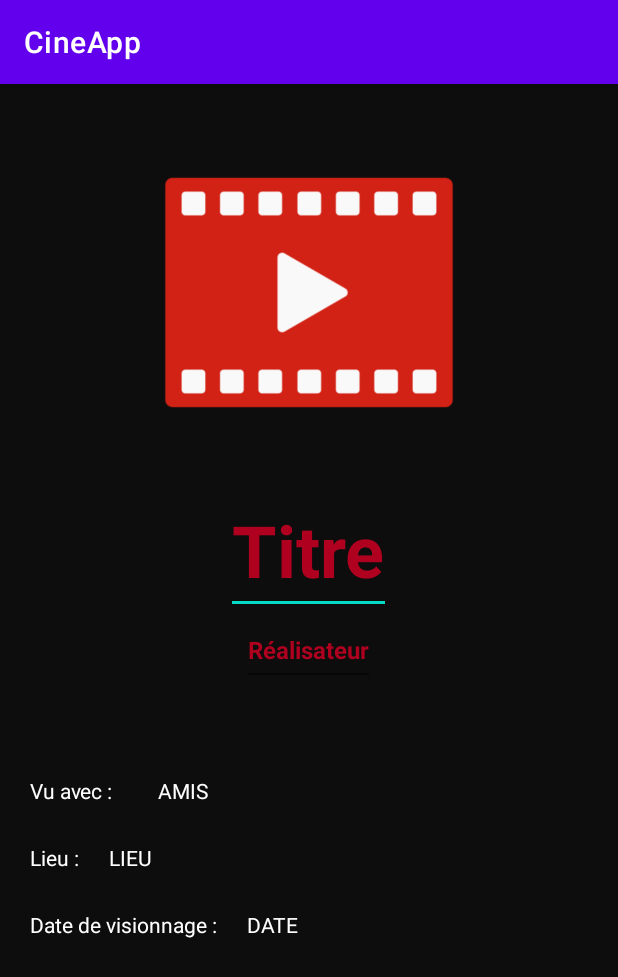
After one commit to AstridGoo/CineApp, an Android app: the MovieView screen opened directly, with no data from a screen before it, on a phone screen of 412 x 824 dp. The commit adds this screen. Shown: the top 977 px of the screen. Run offline under Robolectric (Android 15) with nearby library versions, the phone set to English and light mode, and no system bars.

Commit message:
Visualisation Page
Page with visualisation of movie's information

```diff
--- a/app/src/main/AndroidManifest.xml
+++ b/app/src/main/AndroidManifest.xml
@@ -17,6 +17,9 @@
         android:theme="@style/Theme.CineApp"
         tools:targetApi="31">
         <activity
+            android:name=".MovieView"
+            android:exported="false" />
+        <activity
             android:name=".ListViewSample"
             android:exported="true">
             <intent-filter>
@@ -31,6 +34,7 @@
         <activity
             android:name=".MainActivity"
             android:exported="true">
+
             <!--
             <intent-filter>
                 <action android:name="android.intent.action.MAIN" />
--- /dev/null
+++ b/app/src/main/java/com/example/cineapp/MovieView.java
@@ -0,0 +1,14 @@
+package com.example.cineapp;
+
+import androidx.appcompat.app.AppCompatActivity;
+
+import android.os.Bundle;
+
+public class MovieView extends AppCompatActivity {
+
+    @Override
+    protected void onCreate(Bundle savedInstanceState) {
+        super.onCreate(savedInstanceState);
+        setContentView(R.layout.activity_movie_view);
+    }
+}
--- /dev/null
+++ b/app/src/main/res/layout/activity_movie_view.xml
@@ -0,0 +1,119 @@
+<?xml version="1.0" encoding="utf-8"?>
+<RelativeLayout xmlns:android="http://schemas.android.com/apk/res/android"
+    xmlns:app="http://schemas.android.com/apk/res-auto"
+    xmlns:tools="http://schemas.android.com/tools"
+    android:layout_width="match_parent"
+    android:layout_height="match_parent"
+    android:background="#0D0D0D"
+    tools:context=".MovieView">
+
+    <ImageView
+        android:id="@+id/imageView2"
+        android:layout_width="match_parent"
+        android:layout_height="218dp"
+        android:layout_marginTop="30dp"
+        android:contentDescription="@string/photo"
+        app:srcCompat="@drawable/icon_cinema" />
+
+    <EditText
+        android:id="@+id/filmTitle"
+        android:layout_width="wrap_content"
+        android:layout_height="wrap_content"
+        android:layout_below="@id/imageView2"
+        android:layout_centerHorizontal="true"
+        android:layout_marginTop="20dp"
+        android:autofillHints=""
+        android:hint="@string/titre"
+        android:inputType="text"
+        android:textColor="@color/design_default_color_error"
+        android:textColorHint="@color/design_default_color_error"
+        android:textSize="48sp"
+        android:textStyle="bold"
+        app:layout_constraintStart_toStartOf="parent"
+        tools:ignore="TextContrastCheck,DuplicateSpeakableTextCheck" />
+
+    <EditText
+        android:id="@+id/filmDirector"
+        android:layout_width="wrap_content"
+        android:layout_height="wrap_content"
+        android:layout_below="@id/filmTitle"
+        android:layout_centerHorizontal="true"
+        android:layout_marginTop="0dp"
+        android:autofillHints=""
+        android:hint="@string/realisateur"
+        android:inputType="text"
+        android:minHeight="48dp"
+        android:textColor="@color/design_default_color_error"
+        android:textColorHint="@color/design_default_color_error"
+        android:textSize="16sp"
+        android:textStyle="bold"
+        app:layout_constraintStart_toStartOf="parent"
+        tools:ignore="TextContrastCheck" />
+
+    <TextView
+        android:id="@+id/textView4"
+        android:layout_width="wrap_content"
+        android:layout_height="wrap_content"
+        android:layout_below="@id/filmDirector"
+        android:layout_centerHorizontal="false"
+        android:layout_marginStart="20dp"
+        android:layout_marginTop="60dp"
+        android:text="@string/vu_avec"
+        android:textColor="@color/white"
+        android:textSize="14sp" />
+
+    <TextView
+        android:id="@+id/textView5"
+        android:layout_width="wrap_content"
+        android:layout_height="wrap_content"
+        android:layout_below="@id/textView4"
+        android:layout_marginStart="20dp"
+        android:layout_marginTop="25dp"
+        android:text="@string/lieu"
+        android:textColor="@color/white"
+        android:textSize="14sp" />
+
+
+    <TextView
+        android:id="@+id/textView6"
+        android:layout_width="wrap_content"
+        android:layout_height="wrap_content"
+        android:layout_below="@id/textView5"
+        android:layout_marginStart="20dp"
+        android:layout_marginTop="25dp"
+        android:text="@string/date_de_visionnage"
+        android:textColor="@color/white"
+        android:textSize="14sp" />
+
+    <TextView
+        android:id="@+id/textViewAmis"
+        android:layout_width="wrap_content"
+        android:layout_height="wrap_content"
+        android:layout_alignBottom="@id/textView4"
+        android:layout_alignParentBottom="false"
+        android:layout_marginStart="30dp"
+        android:layout_toEndOf="@+id/textView4"
+        android:text="@string/textAmis"
+        android:textColor="#FFFFFF" />
+
+    <TextView
+        android:id="@+id/textViewLieu"
+        android:layout_width="wrap_content"
+        android:layout_height="wrap_content"
+        android:layout_alignBottom="@id/textView5"
+        android:layout_marginStart="20dp"
+        android:layout_toEndOf="@+id/textView5"
+        android:text="@string/textLieu"
+        android:textColor="#FFFFFF" />
+
+    <TextView
+        android:id="@+id/textViewDate"
+        android:layout_width="wrap_content"
+        android:layout_height="wrap_content"
+        android:layout_alignBottom="@id/textView6"
+        android:layout_marginStart="20dp"
+        android:layout_toEndOf="@+id/textView6"
+        android:text="@string/viewDate"
+        android:textColor="#FFFFFF" />
+
+</RelativeLayout>
--- a/app/src/main/res/values/strings.xml
+++ b/app/src/main/res/values/strings.xml
@@ -18,4 +18,7 @@
     <string name="imageIcon">TODO</string>
     <string name="buttonplus">ButtonPlus</string>
     <string name="plus">+</string>
+    <string name="textAmis">AMIS</string>
+    <string name="textLieu">LIEU</string>
+    <string name="viewDate">DATE</string>
 </resources>
```
